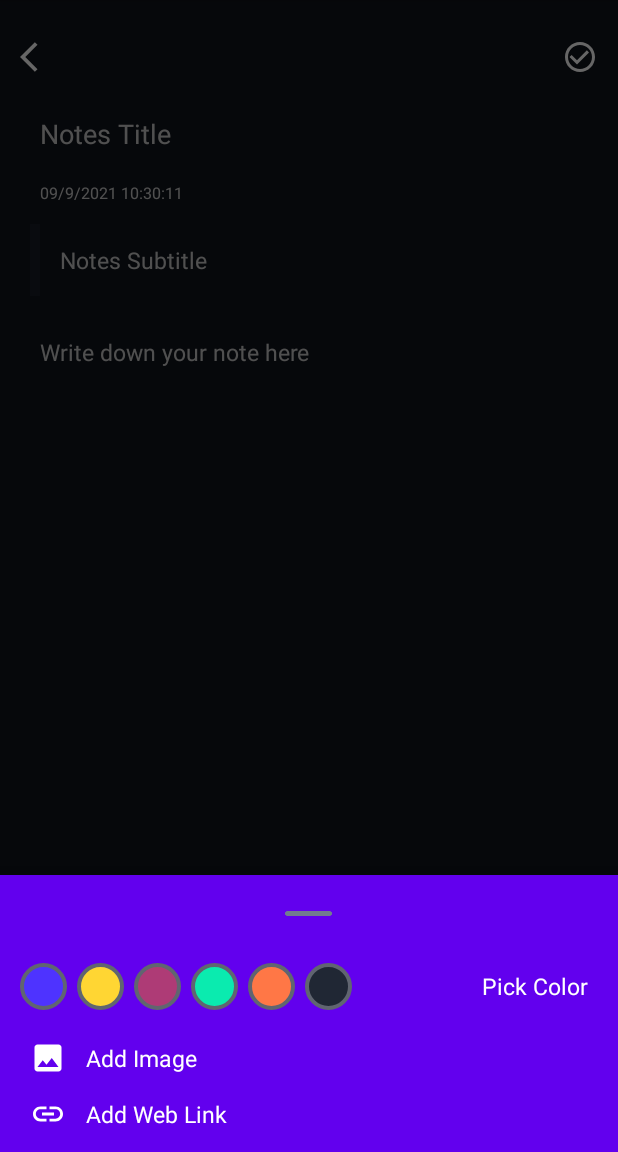
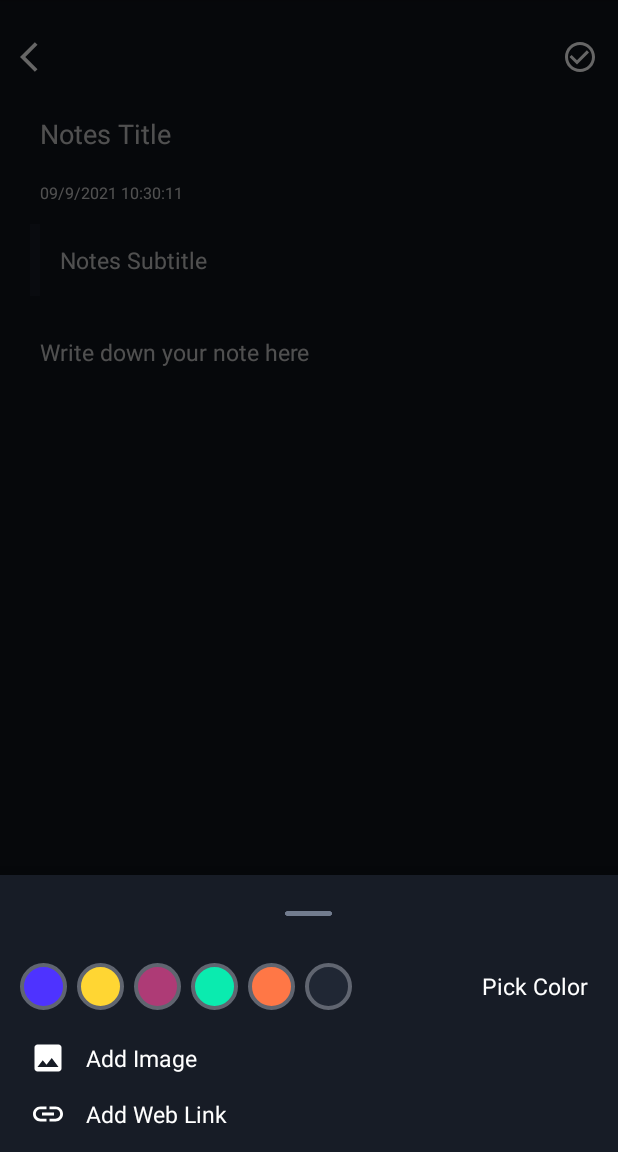
Before and after one commit to djag07907/GotItNoted, an Android app: the fragment CreateNoteFragment placed in its activity, after a tap on an icon or button, on a phone screen of 412 x 824 dp, the part 84-1236 px from its top. Run offline under Robolectric (Android 15) with nearby library versions, the phone set to English and light mode, and no system bars; our stand-ins replace Room's generated code, sdp/ssp sizes; libraries missing offline, so code that uses them is left out: pub.devrel.easypermissions; 1 statement that could not run was skipped.

Commit message:
UI UX FIXES

```diff
--- a/app/src/main/res/layout/fragment_create_note.xml
+++ b/app/src/main/res/layout/fragment_create_note.xml
@@ -132,9 +132,11 @@
             android:layout_marginEnd="@dimen/_15sdp"
             android:layout_marginTop="@dimen/_20sdp"
             android:layout_alignParentEnd="true"
-            android:visibility="gone"
+            android:visibility="invisible"
             android:layout_alignParentTop="true"
-            android:src="@drawable/ic_delete" />
+            android:src="@drawable/ic_delete"
+            app:tint="@color/colorWhite"
+            />
 
 
     </RelativeLayout>
@@ -175,7 +177,9 @@
                 android:layout_width="@dimen/_24sdp"
                 android:layout_height="@dimen/_24sdp"
                 android:visibility="gone"
-                android:src="@drawable/ic_cancel" />
+                android:src="@drawable/ic_cancel"
+                app:tint="@color/colorWhite"
+                />
         </LinearLayout>
 
 
@@ -264,6 +268,13 @@
             android:layout_height="@dimen/_24sdp"
             android:layout_gravity="center"
             android:src="@drawable/img_bar" />
+<!--            -->
+<!--            <TextView-->
+<!--                android:layout_width="match_parent"-->
+<!--                android:layout_height="match_parent"-->
+<!--                android:text="CLICK HERE TO ATTACH"-->
+<!--                android:textColor="@color/colorWhite"-->
+<!--                />-->
     </FrameLayout>
 
 
--- a/app/src/main/res/layout/fragment_home.xml
+++ b/app/src/main/res/layout/fragment_home.xml
@@ -27,7 +27,7 @@
         android:iconifiedByDefault="false"
         android:layout_width="match_parent"
         android:layout_height="wrap_content"
-        android:background="@drawable/background"
+        android:background="@color/colorPrimaryDark"
         android:layout_margin="@dimen/_10sdp"
         app:layout_constraintTop_toBottomOf="@+id/mynotes"
         app:layout_constraintStart_toStartOf="parent"
@@ -35,6 +35,8 @@
         android:id="@+id/search_view"
         android:searchIcon="@drawable/ic_search"
         />
+<!--    android:background="@drawable/background"-->
+
 
     <androidx.recyclerview.widget.RecyclerView
         android:layout_width="match_parent"
@@ -54,6 +56,7 @@
         app:layout_constraintEnd_toEndOf="parent"
         android:background="@color/colorPrimaryDark"
         android:orientation="horizontal"
+        android:visibility="invisible"
         android:padding="@dimen/_10sdp">
 
         <ImageView
--- a/app/src/main/res/layout/fragment_notes_bottom_sheet.xml
+++ b/app/src/main/res/layout/fragment_notes_bottom_sheet.xml
@@ -9,7 +9,7 @@
     android:orientation="vertical"
     app:behavior_peekHeight="40dp"
     app:layout_behavior="@string/bottom_sheet_behavior"
-    android:background="@color/colorPrimary"
+    android:background="@color/colorPrimaryDark"
     tools:context=".MainActivity">
 
 
@@ -28,6 +28,7 @@
             android:layout_height="@dimen/_24sdp"
             android:src="@drawable/img_bar"/>
     </FrameLayout>
+
     <LinearLayout
         android:layout_width="match_parent"
         android:layout_height="wrap_content"
@@ -188,7 +189,7 @@
         app:layout_constraintBottom_toBottomOf="parent"
         app:layout_constraintStart_toStartOf="parent"
         app:layout_constraintEnd_toEndOf="parent"
-        android:background="@color/colorPrimary"
+        android:background="@color/colorPrimaryDark"
         android:gravity="center"
         android:layout_margin="@dimen/_10sdp"
         android:orientation="horizontal">
@@ -228,7 +229,7 @@
         app:layout_constraintBottom_toBottomOf="parent"
         app:layout_constraintStart_toStartOf="parent"
         app:layout_constraintEnd_toEndOf="parent"
-        android:background="@color/colorPrimary"
+        android:background="@color/colorPrimaryDark"
         android:gravity="center"
         android:layout_marginStart="@dimen/_10sdp"
         android:layout_marginEnd="@dimen/_10sdp"
```
